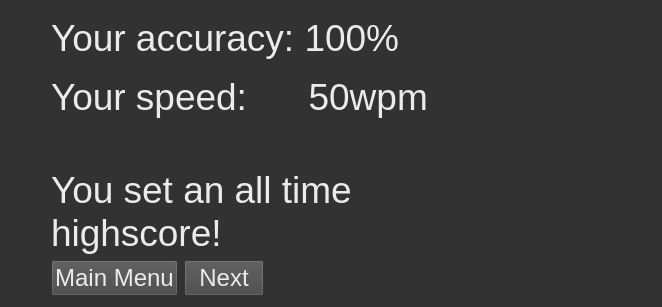
First picture: the form in speed-typer/source_ui/resultWindow.ui, repository Rolv-Apneseth/ps-typer, before the edit.
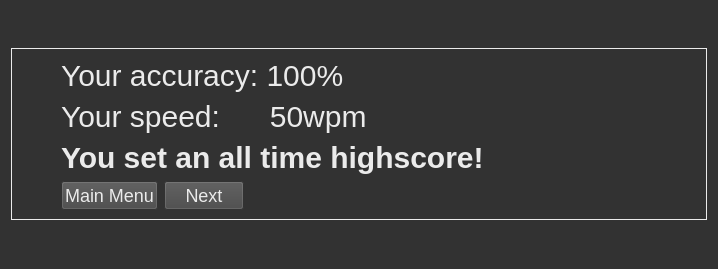
Second picture: the form after the edit.

Commit message: Changed font-sizes and made the font sizes be specified in the style sheets of windows so they are easier to change

The edit to the form file:
```diff
--- a/speed-typer/source_ui/resultWindow.ui
+++ b/speed-typer/source_ui/resultWindow.ui
@@ -6,8 +6,8 @@
    <rect>
     <x>0</x>
     <y>0</y>
-    <width>662</width>
-    <height>307</height>
+    <width>718</width>
+    <height>269</height>
    </rect>
   </property>
   <property name="acceptDrops">
@@ -21,17 +21,16 @@
 	
 	background: rgb(50, 50, 50);
 	color: rgb(235, 235, 235);
+	font-size: 26px;
 }
 
 QFrame {	
-	
-	
 	border: 1px solid rgb(235, 235, 235);
 }
 
-QPushButton, QComboBox {
-	
-	background: rgb(70, 70, 70)
+QPushButton, QComboBox {	
+	background: rgb(70, 70, 70);
+	font-size: 18px;
 }
 
 QLabel {
@@ -41,6 +40,28 @@
   </property>
   <layout class="QVBoxLayout" name="verticalLayout_2">
    <item>
+    <spacer name="verticalSpacer">
+     <property name="orientation">
+      <enum>Qt::Vertical</enum>
+     </property>
+     <property name="sizeHint" stdset="0">
+      <size>
+       <width>20</width>
+       <height>40</height>
+      </size>
+     </property>
+    </spacer>
+   </item>
+   <item>
+    <widget class="QFrame" name="frame">
+     <property name="frameShape">
+      <enum>QFrame::StyledPanel</enum>
+     </property>
+     <property name="frameShadow">
+      <enum>QFrame::Raised</enum>
+     </property>
+     <layout class="QVBoxLayout" name="verticalLayout_4">
+      <item>
     <layout class="QHBoxLayout" name="horizontalLayout_2">
      <item>
       <spacer name="horizontalSpacer_3">
@@ -61,18 +82,26 @@
      <item>
       <layout class="QVBoxLayout" name="verticalLayout">
        <item>
+           <layout class="QVBoxLayout" name="verticalLayout_3">
+            <property name="topMargin">
+             <number>0</number>
+            </property>
+            <item>
         <widget class="QLabel" name="labelAccuracy">
          <property name="sizePolicy">
-          <sizepolicy hsizetype="Expanding" vsizetype="Preferred">
+               <sizepolicy hsizetype="Expanding" vsizetype="Expanding">
            <horstretch>0</horstretch>
            <verstretch>0</verstretch>
           </sizepolicy>
          </property>
          <property name="font">
           <font>
-           <pointsize>28</pointsize>
-          </font>
-         </property>
+                <pointsize>-1</pointsize>
+               </font>
+              </property>
+              <property name="styleSheet">
+               <string notr="true">font-size: 30px;</string>
+              </property>
          <property name="text">
           <string>Your accuracy: 100%</string>
          </property>
@@ -84,16 +113,19 @@
        <item>
         <widget class="QLabel" name="labelSpeed">
          <property name="sizePolicy">
-          <sizepolicy hsizetype="Expanding" vsizetype="Preferred">
+               <sizepolicy hsizetype="Expanding" vsizetype="Expanding">
            <horstretch>0</horstretch>
            <verstretch>0</verstretch>
           </sizepolicy>
          </property>
          <property name="font">
           <font>
-           <pointsize>28</pointsize>
-          </font>
-         </property>
+                <pointsize>-1</pointsize>
+               </font>
+              </property>
+              <property name="styleSheet">
+               <string notr="true">font-size: 30px;</string>
+              </property>
          <property name="text">
           <string>Your speed:      50wpm</string>
          </property>
@@ -102,35 +134,26 @@
          </property>
         </widget>
        </item>
-       <item>
-        <spacer name="verticalSpacer">
-         <property name="orientation">
-          <enum>Qt::Vertical</enum>
-         </property>
-         <property name="sizeType">
-          <enum>QSizePolicy::Preferred</enum>
-         </property>
-         <property name="sizeHint" stdset="0">
-          <size>
-           <width>20</width>
-           <height>40</height>
-          </size>
-         </property>
-        </spacer>
+           </layout>
        </item>
        <item>
         <widget class="QLabel" name="labelHighscoreSet">
          <property name="sizePolicy">
-          <sizepolicy hsizetype="Expanding" vsizetype="Preferred">
+             <sizepolicy hsizetype="Expanding" vsizetype="Expanding">
            <horstretch>0</horstretch>
            <verstretch>0</verstretch>
           </sizepolicy>
          </property>
          <property name="font">
           <font>
-           <pointsize>28</pointsize>
-          </font>
-         </property>
+              <pointsize>-1</pointsize>
+              <weight>75</weight>
+              <bold>true</bold>
+             </font>
+            </property>
+            <property name="styleSheet">
+             <string notr="true">font-weight: bold; font-size: 30px;</string>
+            </property>
          <property name="text">
           <string>You set an all time highscore!</string>
          </property>
@@ -141,19 +164,6 @@
        </item>
       </layout>
      </item>
-     <item>
-      <spacer name="horizontalSpacer_4">
-       <property name="orientation">
-        <enum>Qt::Horizontal</enum>
-       </property>
-       <property name="sizeHint" stdset="0">
-        <size>
-         <width>40</width>
-         <height>20</height>
-        </size>
-       </property>
-      </spacer>
-     </item>
     </layout>
    </item>
    <item>
@@ -178,7 +188,7 @@
       <widget class="QPushButton" name="buttonMainMenu">
        <property name="font">
         <font>
-         <pointsize>18</pointsize>
+            <pointsize>-1</pointsize>
         </font>
        </property>
        <property name="focusPolicy">
@@ -191,9 +201,15 @@
      </item>
      <item>
       <widget class="QPushButton" name="buttonNext">
+          <property name="sizePolicy">
+           <sizepolicy hsizetype="Preferred" vsizetype="Fixed">
+            <horstretch>0</horstretch>
+            <verstretch>0</verstretch>
+           </sizepolicy>
+          </property>
        <property name="font">
         <font>
-         <pointsize>18</pointsize>
+            <pointsize>-1</pointsize>
         </font>
        </property>
        <property name="text">
@@ -218,6 +234,22 @@
       </spacer>
      </item>
     </layout>
+      </item>
+     </layout>
+    </widget>
+   </item>
+   <item>
+    <spacer name="verticalSpacer_2">
+     <property name="orientation">
+      <enum>Qt::Vertical</enum>
+     </property>
+     <property name="sizeHint" stdset="0">
+      <size>
+       <width>20</width>
+       <height>40</height>
+      </size>
+     </property>
+    </spacer>
    </item>
   </layout>
  </widget>
```
Lines whose indentation alone changed are shown as unchanged. The commit also changes 5 other files.
